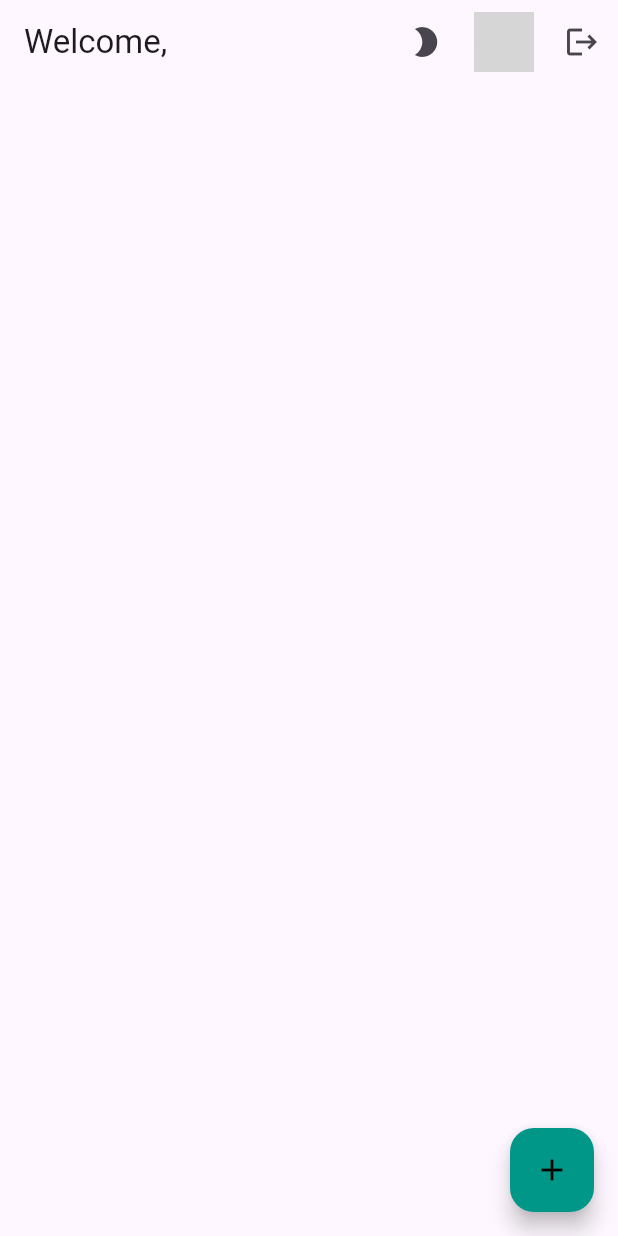
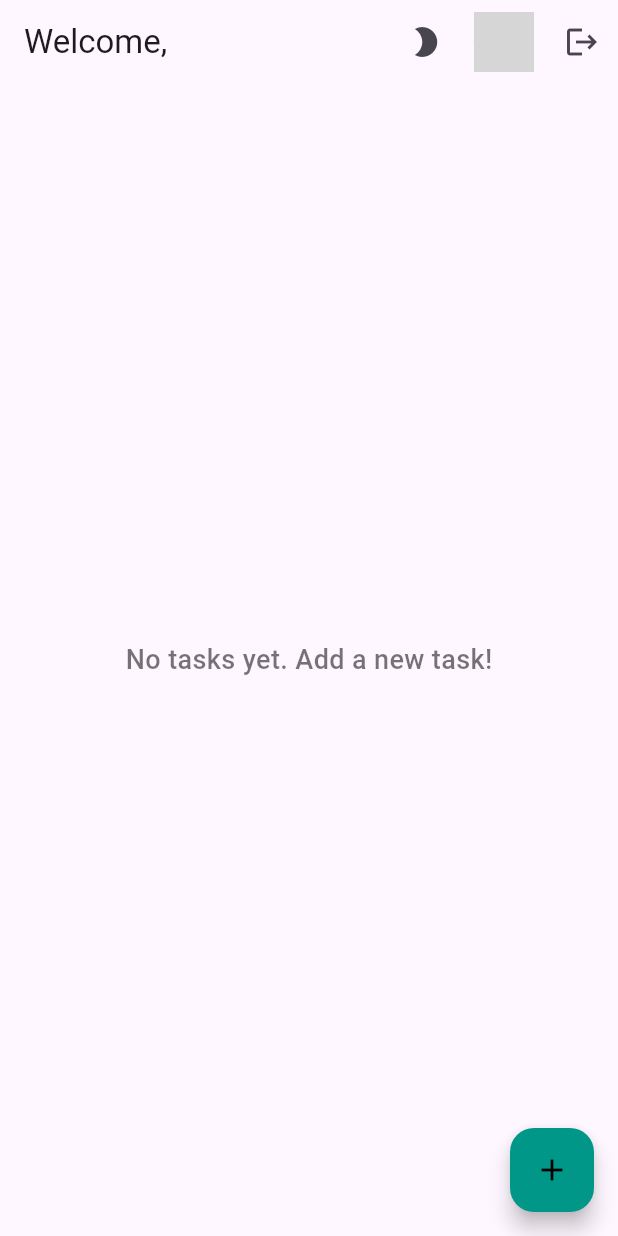
Before and after one commit to Sparsh897/Taskmate, a Flutter app: the TodoScreen screen opened directly, on a phone screen of 412 x 824 dp. Run offline on Flutter 3.47's test engine with Material 3 defaults, Android fonts, the phone set to English and light mode, and no system bars; our stand-ins replace cloud_firestore, firebase_auth, firebase_core, get, google_sign_in; accounts and stored records are empty; network calls fail; grey boxes are pictures that could not be loaded.

Commit message:
first commit

```diff
--- a/lib/views/todo_view.dart
+++ b/lib/views/todo_view.dart
@@ -183,13 +183,28 @@ class TodoScreen extends StatelessWidget {
               horizontal: horizontalPadding,
               vertical: verticalPadding,
             ),
-            child: Obx(() => ListView.builder(
-                  itemCount: todoController.todos.length,
-                  itemBuilder: (_, index) {
-                    final todo = todoController.todos[index];
-                    return TodoTile(todo: todo);
-                  },
-                )),
+            child: Obx(() {
+              final todos = todoController.todos;
+              if (todos.isEmpty) {
+                return Center(
+                  child: Text(
+                    "No tasks yet. Add a new task!",
+                    style: TextStyle(
+                      fontSize: 18,
+                      fontWeight: FontWeight.w500,
+                      color: Get.isDarkMode ? Colors.white70 : Colors.black54,
+                    ),
+                  ),
+                );
+              }
+              return ListView.builder(
+                itemCount: todos.length,
+                itemBuilder: (_, index) {
+                  final todo = todos[index];
+                  return TodoTile(todo: todo);
+                },
+              );
+            }),
           ),
           floatingActionButton: FloatingActionButton(
             onPressed: _showAddTaskDialog,
```
